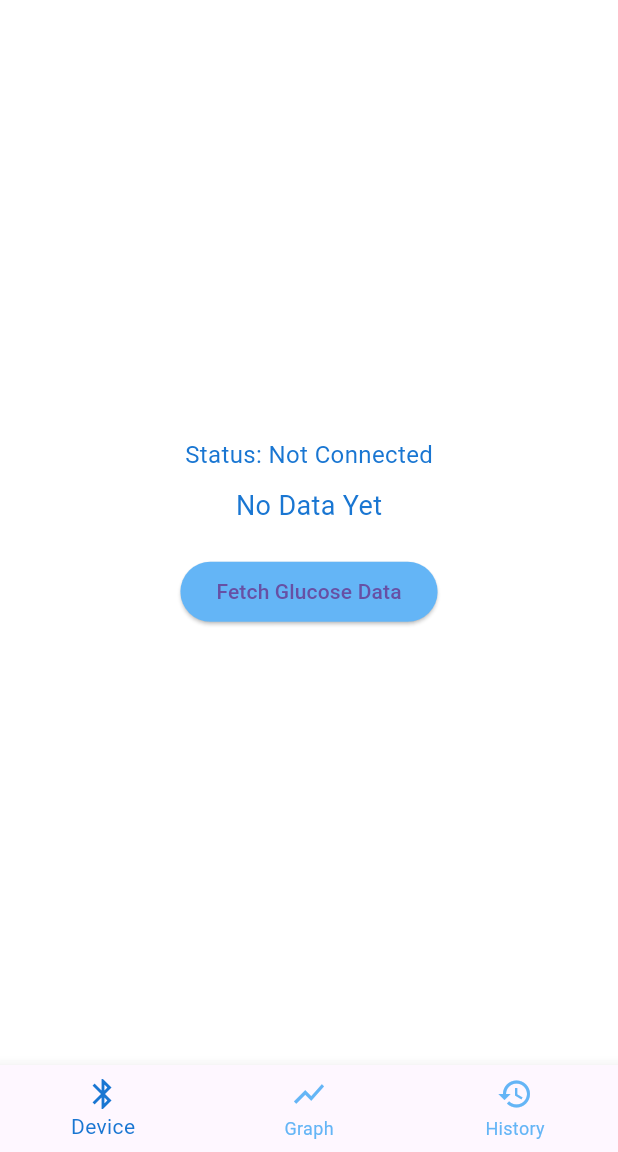
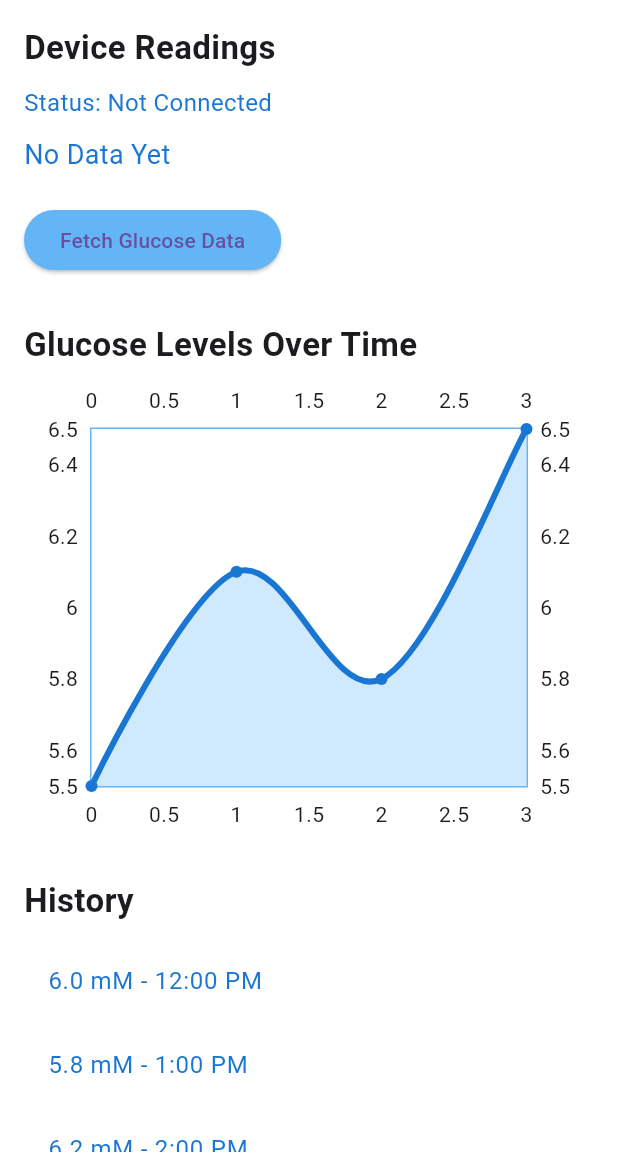
Before and after one commit to Foster-Deighton/GlucoSense, a Flutter app: the screen it shows after launch, on a phone screen of 412 x 824 dp, the part 84-1236 px from its top. Run offline on Flutter 3.47's test engine with Material 3 defaults, Android fonts, the phone set to English and light mode, and no system bars; drawn by our look-alikes of fl_chart; missing offline and left inert: dart:js.

Commit message:
UI changes migrated

```diff
--- a/App/app/lib/main.dart
+++ b/App/app/lib/main.dart
@@ -18,57 +18,27 @@ class MyApp extends StatelessWidget {
           unselectedItemColor: Colors.blue[300],
         ),
       ),
-      home: GlucoseTabs(),
+      home: GlucoseMonitoringPage(),
     );
   }
 }
 
-class GlucoseTabs extends StatefulWidget {
+class GlucoseMonitoringPage extends StatefulWidget {
   @override
-  _GlucoseTabsState createState() => _GlucoseTabsState();
+  _GlucoseMonitoringPageState createState() => _GlucoseMonitoringPageState();
 }
 
-class _GlucoseTabsState extends State<GlucoseTabs> {
-  int _selectedIndex = 0;
-  final List<Widget> _tabs = [
-    DeviceReadingsTab(),
-    GraphTab(),
-    HistoryTab(),
-  ];
-
-  void _onItemTapped(int index) {
-    setState(() {
-      _selectedIndex = index;
-    });
-  }
-
-  @override
-  Widget build(BuildContext context) {
-    return Scaffold(
-      appBar: AppBar(title: Text('Glucose Monitoring')),
-      body: _tabs[_selectedIndex],
-      bottomNavigationBar: BottomNavigationBar(
-        items: const [
-          BottomNavigationBarItem(icon: Icon(Icons.bluetooth), label: 'Device'),
-          BottomNavigationBarItem(icon: Icon(Icons.show_chart), label: 'Graph'),
-          BottomNavigationBarItem(icon: Icon(Icons.history), label: 'History'),
-        ],
-        currentIndex: _selectedIndex,
-        onTap: _onItemTapped,
-      ),
-    );
-  }
-}
-
-class DeviceReadingsTab extends StatefulWidget {
-  @override
-  _DeviceReadingsTabState createState() => _DeviceReadingsTabState();
-}
-
-class _DeviceReadingsTabState extends State<DeviceReadingsTab> {
+class _GlucoseMonitoringPageState extends State<GlucoseMonitoringPage> {
   BluetoothManager _bluetoothManager = BluetoothManager();
   String _status = "Not Connected";
   List<int> _glucoseValues = [];
+
+  // Example data for graph
+  final List<FlSpot> glucoseData = [
+    FlSpot(0, 5.5), FlSpot(1, 6.1), FlSpot(2, 5.8), FlSpot(3, 6.5),
+  ];
+
+  List<String> history = ['6.0 mM - 12:00 PM', '5.8 mM - 1:00 PM', '6.2 mM - 2:00 PM'];
 
   Future<void> _connectToBluetoothDevice() async {
     setState(() {
@@ -90,10 +60,17 @@ class _DeviceReadingsTabState extends State<DeviceReadingsTab> {
 
   @override
   Widget build(BuildContext context) {
-    return Center(
+    return Scaffold(
+      appBar: AppBar(title: Text('Glucose Monitoring')),
+      body: SingleChildScrollView(
+        child: Padding(
+          padding: const EdgeInsets.all(16.0),
           child: Column(
-        mainAxisAlignment: MainAxisAlignment.center,
+            crossAxisAlignment: CrossAxisAlignment.start,
             children: [
+              // Device Readings Tab
+              Text("Device Readings", style: TextStyle(fontSize: 22, fontWeight: FontWeight.bold)),
+              SizedBox(height: 10),
               Text("Status: $_status", style: TextStyle(fontSize: 16, color: Colors.blue[700])),
               SizedBox(height: 10),
               _glucoseValues.isEmpty
@@ -107,26 +84,16 @@ class _DeviceReadingsTabState extends State<DeviceReadingsTab> {
                 style: ElevatedButton.styleFrom(backgroundColor: Colors.blue[300]),
                 child: Text("Fetch Glucose Data"),
               ),
-        ],
-      ),
-    );
-  }
-}
+              SizedBox(height: 30),
 
-// Tab 2: Graph
-class GraphTab extends StatelessWidget {
-  final List<FlSpot> glucoseData = [
-    FlSpot(0, 5.5), FlSpot(1, 6.1), FlSpot(2, 5.8), FlSpot(3, 6.5),
-  ];
-
-  @override
-  Widget build(BuildContext context) {
-    return Padding(
-      padding: const EdgeInsets.all(16.0),
+              // Graph Tab
+              Text("Glucose Levels Over Time", style: TextStyle(fontSize: 22, fontWeight: FontWeight.bold)),
+              SizedBox(height: 10),
+              Container(
+                height: 300, // Add a fixed height to avoid layout issues
                 child: LineChart(
                   LineChartData(
                     gridData: FlGridData(show: false),
-          titlesData: FlTitlesData(show: false),
                     borderData: FlBorderData(
                       show: true,
                       border: Border.all(color: Colors.blue[300]!, width: 1),
@@ -138,32 +105,32 @@ class GraphTab extends StatelessWidget {
                         color: Colors.blue[700]!,
                         barWidth: 4,
                         belowBarData: BarAreaData(show: true, color: Colors.blue[300]!.withOpacity(0.3)),
-            )
+                      ),
                     ],
                   ),
                 ),
-    );
-  }
-}
+              ),
+              SizedBox(height: 30),
 
-// Tab 3: History
-class HistoryTab extends StatefulWidget {
-  @override
-  _HistoryTabState createState() => _HistoryTabState();
-}
-
-class _HistoryTabState extends State<HistoryTab> {
-  List<String> history = ['6.0 mM - 12:00 PM', '5.8 mM - 1:00 PM', '6.2 mM - 2:00 PM'];
-
-  @override
-  Widget build(BuildContext context) {
-    return ListView.builder(
+              // History Tab
+              Text("History", style: TextStyle(fontSize: 22, fontWeight: FontWeight.bold)),
+              SizedBox(height: 10),
+              SizedBox(
+                height: 200,  // Add a fixed height to avoid unbounded height issue
+                child: ListView.builder(
                   itemCount: history.length,
                   itemBuilder: (context, index) {
                     return ListTile(
                       title: Text(history[index], style: TextStyle(color: Colors.blue[700])),
                     );
                   },
+                ),
+              ),
+              SizedBox(height: 30),
+            ],
+          ),
+        ),
+      ),
     );
   }
 }
```
Lines whose indentation alone changed are shown as unchanged.
